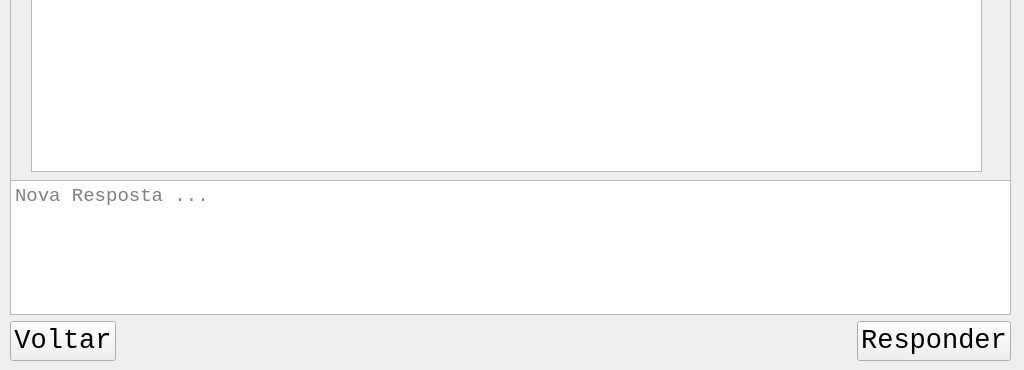
Before: the Qt Designer form Telas/answers.ui in AnandaAlbrecht/help-system, drawn with Qt 5; both pictures show x 0 to 1024 and y 430 to 800 of the 1024 by 800 pixel window.
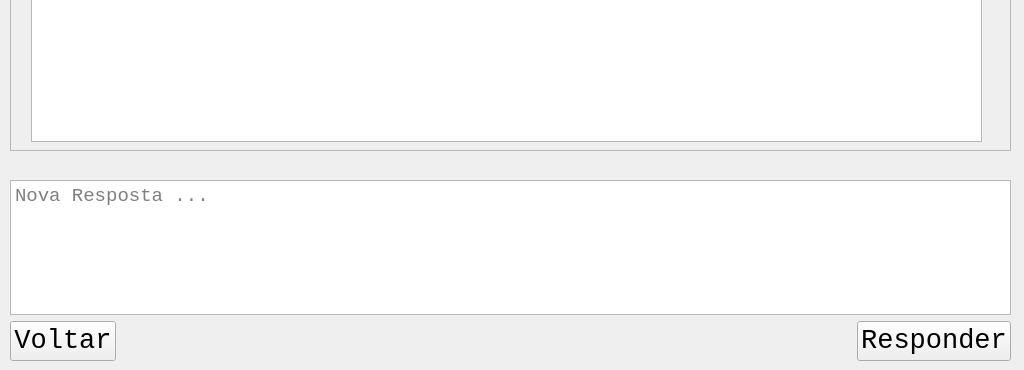
After: the same form once the commit is applied.

Commit message: Novas telas - cadastro e nova pergunta

```diff
--- a/Telas/answers.ui
+++ b/Telas/answers.ui
@@ -115,7 +115,7 @@
       <x>10</x>
       <y>120</y>
       <width>1001</width>
-      <height>491</height>
+      <height>461</height>
      </rect>
     </property>
     <property name="widgetResizable">
@@ -127,7 +127,7 @@
        <x>0</x>
        <y>0</y>
        <width>999</width>
-       <height>489</height>
+       <height>459</height>
       </rect>
      </property>
      <widget class="QListView" name="list_view_respostas">
@@ -136,7 +136,7 @@
         <x>20</x>
         <y>10</y>
         <width>951</width>
-        <height>471</height>
+        <height>441</height>
        </rect>
       </property>
       <property name="font">
```
Left out of the diff: 2 changed lines with no effect on the pictures. The commit also changes 2 other files.
